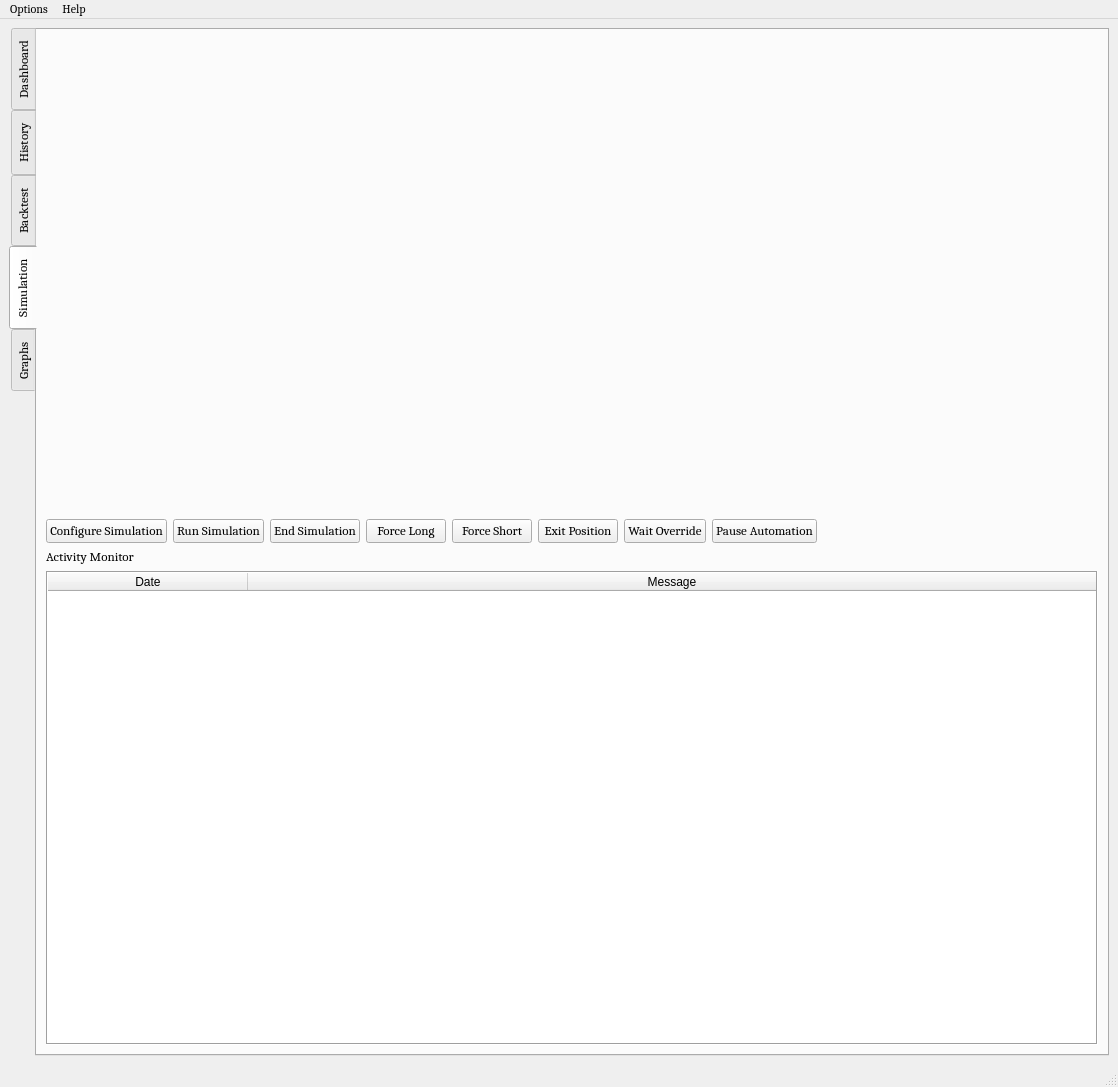
Above: UI/algobot.ui from ZENALC/algobot before the change. Below: the same form after it.
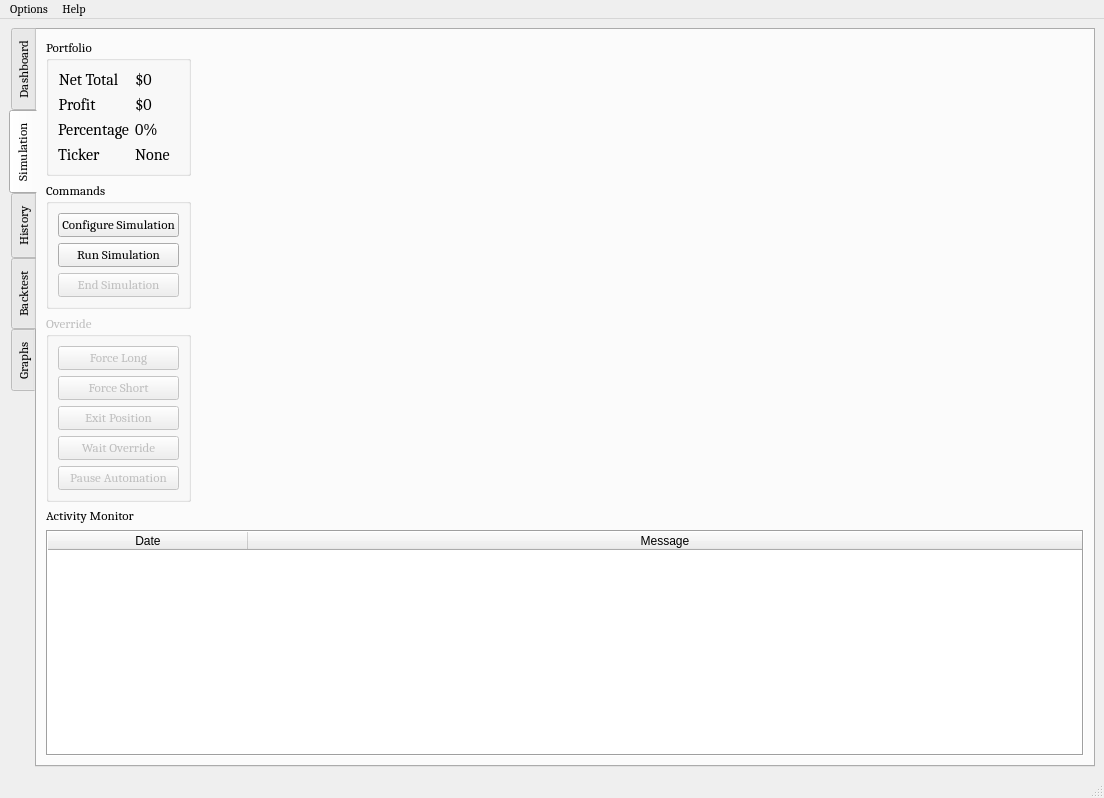
That is the form after the change. The open tabs and pages were chosen to show the change. Icons and pictures are not drawn. Custom widgets are drawn as their Qt base class.

Diff of the .ui file:
```diff
--- a/UI/algobot.ui
+++ b/UI/algobot.ui
@@ -6,8 +6,8 @@
    <rect>
     <x>0</x>
     <y>0</y>
-    <width>1118</width>
-    <height>1087</height>
+    <width>1104</width>
+    <height>798</height>
    </rect>
   </property>
   <property name="font">
@@ -455,6 +455,428 @@
         </item>
        </layout>
       </widget>
+      <widget class="QWidget" name="simulationTab">
+       <attribute name="title">
+        <string>Simulation</string>
+       </attribute>
+       <layout class="QGridLayout" name="gridLayout_3">
+        <item row="0" column="0">
+         <widget class="QGroupBox" name="groupBox_3">
+          <property name="sizePolicy">
+           <sizepolicy hsizetype="Minimum" vsizetype="Fixed">
+            <horstretch>0</horstretch>
+            <verstretch>0</verstretch>
+           </sizepolicy>
+          </property>
+          <property name="title">
+           <string>Portfolio</string>
+          </property>
+          <layout class="QFormLayout" name="formLayout_2">
+           <item row="0" column="0">
+            <widget class="QLabel" name="simulationNetTotalLabel">
+             <property name="sizePolicy">
+              <sizepolicy hsizetype="Fixed" vsizetype="Fixed">
+               <horstretch>0</horstretch>
+               <verstretch>0</verstretch>
+              </sizepolicy>
+             </property>
+             <property name="font">
+              <font>
+               <pointsize>12</pointsize>
+              </font>
+             </property>
+             <property name="text">
+              <string>Net Total</string>
+             </property>
+             <property name="alignment">
+              <set>Qt::AlignCenter</set>
+             </property>
+            </widget>
+           </item>
+           <item row="0" column="1">
+            <widget class="QLabel" name="simulationNetTotalValue">
+             <property name="sizePolicy">
+              <sizepolicy hsizetype="Fixed" vsizetype="Fixed">
+               <horstretch>0</horstretch>
+               <verstretch>0</verstretch>
+              </sizepolicy>
+             </property>
+             <property name="font">
+              <font>
+               <pointsize>12</pointsize>
+              </font>
+             </property>
+             <property name="text">
+              <string>$0</string>
+             </property>
+             <property name="alignment">
+              <set>Qt::AlignCenter</set>
+             </property>
+            </widget>
+           </item>
+           <item row="1" column="0">
+            <widget class="QLabel" name="simulationProfitLabel">
+             <property name="sizePolicy">
+              <sizepolicy hsizetype="Fixed" vsizetype="Fixed">
+               <horstretch>0</horstretch>
+               <verstretch>0</verstretch>
+              </sizepolicy>
+             </property>
+             <property name="font">
+              <font>
+               <pointsize>12</pointsize>
+              </font>
+             </property>
+             <property name="text">
+              <string>Profit</string>
+             </property>
+             <property name="alignment">
+              <set>Qt::AlignCenter</set>
+             </property>
+            </widget>
+           </item>
+           <item row="1" column="1">
+            <widget class="QLabel" name="simulationProfitValue">
+             <property name="sizePolicy">
+              <sizepolicy hsizetype="Fixed" vsizetype="Fixed">
+               <horstretch>0</horstretch>
+               <verstretch>0</verstretch>
+              </sizepolicy>
+             </property>
+             <property name="font">
+              <font>
+               <pointsize>12</pointsize>
+              </font>
+             </property>
+             <property name="text">
+              <string>$0</string>
+             </property>
+             <property name="alignment">
+              <set>Qt::AlignCenter</set>
+             </property>
+            </widget>
+           </item>
+           <item row="2" column="0">
+            <widget class="QLabel" name="simulationPercentageLabel">
+             <property name="font">
+              <font>
+               <pointsize>12</pointsize>
+              </font>
+             </property>
+             <property name="text">
+              <string>Percentage</string>
+             </property>
+            </widget>
+           </item>
+           <item row="2" column="1">
+            <widget class="QLabel" name="simulationPercentageValue">
+             <property name="font">
+              <font>
+               <pointsize>12</pointsize>
+              </font>
+             </property>
+             <property name="text">
+              <string>0%</string>
+             </property>
+            </widget>
+           </item>
+           <item row="3" column="0">
+            <widget class="QLabel" name="simulationTickerLabel">
+             <property name="font">
+              <font>
+               <pointsize>12</pointsize>
+              </font>
+             </property>
+             <property name="text">
+              <string>Ticker</string>
+             </property>
+            </widget>
+           </item>
+           <item row="3" column="1">
+            <widget class="QLabel" name="simulationTickerValue">
+             <property name="font">
+              <font>
+               <pointsize>12</pointsize>
+              </font>
+             </property>
+             <property name="text">
+              <string>None</string>
+             </property>
+            </widget>
+           </item>
+          </layout>
+         </widget>
+        </item>
+        <item row="0" column="1" rowspan="3">
+         <widget class="PlotWidget" name="simulationGraph" native="true">
+          <property name="sizePolicy">
+           <sizepolicy hsizetype="Preferred" vsizetype="Preferred">
+            <horstretch>0</horstretch>
+            <verstretch>0</verstretch>
+           </sizepolicy>
+          </property>
+          <property name="minimumSize">
+           <size>
+            <width>0</width>
+            <height>350</height>
+           </size>
+          </property>
+         </widget>
+        </item>
+        <item row="1" column="0">
+         <widget class="QGroupBox" name="groupBox_2">
+          <property name="sizePolicy">
+           <sizepolicy hsizetype="Fixed" vsizetype="Fixed">
+            <horstretch>0</horstretch>
+            <verstretch>0</verstretch>
+           </sizepolicy>
+          </property>
+          <property name="title">
+           <string>Commands</string>
+          </property>
+          <layout class="QVBoxLayout" name="verticalLayout_5">
+           <item>
+            <widget class="QPushButton" name="configureSimulationButton">
+             <property name="sizePolicy">
+              <sizepolicy hsizetype="Preferred" vsizetype="Fixed">
+               <horstretch>0</horstretch>
+               <verstretch>0</verstretch>
+              </sizepolicy>
+             </property>
+             <property name="font">
+              <font>
+               <pointsize>10</pointsize>
+              </font>
+             </property>
+             <property name="text">
+              <string>Configure Simulation</string>
+             </property>
+            </widget>
+           </item>
+           <item>
+            <widget class="QPushButton" name="runSimulationButton">
+             <property name="sizePolicy">
+              <sizepolicy hsizetype="Preferred" vsizetype="Fixed">
+               <horstretch>0</horstretch>
+               <verstretch>0</verstretch>
+              </sizepolicy>
+             </property>
+             <property name="font">
+              <font>
+               <pointsize>10</pointsize>
+              </font>
+             </property>
+             <property name="text">
+              <string>Run Simulation</string>
+             </property>
+            </widget>
+           </item>
+           <item>
+            <widget class="QPushButton" name="endSimulationButton">
+             <property name="enabled">
+              <bool>false</bool>
+             </property>
+             <property name="sizePolicy">
+              <sizepolicy hsizetype="Preferred" vsizetype="Fixed">
+               <horstretch>0</horstretch>
+               <verstretch>0</verstretch>
+              </sizepolicy>
+             </property>
+             <property name="font">
+              <font>
+               <pointsize>10</pointsize>
+              </font>
+             </property>
+             <property name="text">
+              <string>End Simulation</string>
+             </property>
+            </widget>
+           </item>
+          </layout>
+         </widget>
+        </item>
+        <item row="2" column="0">
+         <widget class="QGroupBox" name="simulationOverrideGroupBox">
+          <property name="enabled">
+           <bool>false</bool>
+          </property>
+          <property name="sizePolicy">
+           <sizepolicy hsizetype="Minimum" vsizetype="Fixed">
+            <horstretch>0</horstretch>
+            <verstretch>0</verstretch>
+           </sizepolicy>
+          </property>
+          <property name="title">
+           <string>Override</string>
+          </property>
+          <layout class="QVBoxLayout" name="verticalLayout_4">
+           <item>
+            <widget class="QPushButton" name="forceLongSimulationButton">
+             <property name="sizePolicy">
+              <sizepolicy hsizetype="Preferred" vsizetype="Fixed">
+               <horstretch>0</horstretch>
+               <verstretch>0</verstretch>
+              </sizepolicy>
+             </property>
+             <property name="font">
+              <font>
+               <pointsize>10</pointsize>
+              </font>
+             </property>
+             <property name="text">
+              <string>Force Long</string>
+             </property>
+            </widget>
+           </item>
+           <item>
+            <widget class="QPushButton" name="forceShortSimulationButton">
+             <property name="sizePolicy">
+              <sizepolicy hsizetype="Preferred" vsizetype="Fixed">
+               <horstretch>0</horstretch>
+               <verstretch>0</verstretch>
+              </sizepolicy>
+             </property>
+             <property name="font">
+              <font>
+               <pointsize>10</pointsize>
+              </font>
+             </property>
+             <property name="text">
+              <string>Force Short</string>
+             </property>
+            </widget>
+           </item>
+           <item>
+            <widget class="QPushButton" name="exitPositionSimulationButton">
+             <property name="sizePolicy">
+              <sizepolicy hsizetype="Preferred" vsizetype="Fixed">
+               <horstretch>0</horstretch>
+               <verstretch>0</verstretch>
+              </sizepolicy>
+             </property>
+             <property name="font">
+              <font>
+               <pointsize>10</pointsize>
+              </font>
+             </property>
+             <property name="text">
+              <string>Exit Position</string>
+             </property>
+            </widget>
+           </item>
+           <item>
+            <widget class="QPushButton" name="waitOverrideSimulationButton">
+             <property name="sizePolicy">
+              <sizepolicy hsizetype="Preferred" vsizetype="Fixed">
+               <horstretch>0</horstretch>
+               <verstretch>0</verstretch>
+              </sizepolicy>
+             </property>
+             <property name="font">
+              <font>
+               <pointsize>10</pointsize>
+              </font>
+             </property>
+             <property name="text">
+              <string>Wait Override</string>
+             </property>
+            </widget>
+           </item>
+           <item>
+            <widget class="QPushButton" name="pauseBotSimulationButton">
+             <property name="sizePolicy">
+              <sizepolicy hsizetype="Preferred" vsizetype="Fixed">
+               <horstretch>0</horstretch>
+               <verstretch>0</verstretch>
+              </sizepolicy>
+             </property>
+             <property name="font">
+              <font>
+               <pointsize>10</pointsize>
+              </font>
+             </property>
+             <property name="text">
+              <string>Pause Automation</string>
+             </property>
+            </widget>
+           </item>
+          </layout>
+         </widget>
+        </item>
+        <item row="3" column="0">
+         <widget class="QLabel" name="label_10">
+          <property name="sizePolicy">
+           <sizepolicy hsizetype="Preferred" vsizetype="Fixed">
+            <horstretch>0</horstretch>
+            <verstretch>0</verstretch>
+           </sizepolicy>
+          </property>
+          <property name="text">
+           <string>Activity Monitor</string>
+          </property>
+         </widget>
+        </item>
+        <item row="4" column="0" colspan="2">
+         <widget class="QTableWidget" name="simulationActivityMonitor">
+          <property name="sizePolicy">
+           <sizepolicy hsizetype="Preferred" vsizetype="Preferred">
+            <horstretch>0</horstretch>
+            <verstretch>0</verstretch>
+           </sizepolicy>
+          </property>
+          <property name="frameShape">
+           <enum>QFrame::Box</enum>
+          </property>
+          <property name="frameShadow">
+           <enum>QFrame::Sunken</enum>
+          </property>
+          <property name="showGrid">
+           <bool>true</bool>
+          </property>
+          <property name="gridStyle">
+           <enum>Qt::SolidLine</enum>
+          </property>
+          <property name="sortingEnabled">
+           <bool>true</bool>
+          </property>
+          <property name="wordWrap">
+           <bool>true</bool>
+          </property>
+          <attribute name="horizontalHeaderCascadingSectionResizes">
+           <bool>true</bool>
+          </attribute>
+          <attribute name="horizontalHeaderDefaultSectionSize">
+           <number>200</number>
+          </attribute>
+          <attribute name="horizontalHeaderStretchLastSection">
+           <bool>true</bool>
+          </attribute>
+          <attribute name="verticalHeaderVisible">
+           <bool>false</bool>
+          </attribute>
+          <attribute name="verticalHeaderCascadingSectionResizes">
+           <bool>false</bool>
+          </attribute>
+          <attribute name="verticalHeaderDefaultSectionSize">
+           <number>30</number>
+          </attribute>
+          <attribute name="verticalHeaderStretchLastSection">
+           <bool>false</bool>
+          </attribute>
+          <column>
+           <property name="text">
+            <string>Date</string>
+           </property>
+          </column>
+          <column>
+           <property name="text">
+            <string>Message</string>
+           </property>
+          </column>
+         </widget>
+        </item>
+       </layout>
+      </widget>
       <widget class="QWidget" name="historyTab">
        <attribute name="title">
         <string>History</string>
@@ -810,258 +1232,6 @@
         </item>
        </layout>
       </widget>
-      <widget class="QWidget" name="simulationTab">
-       <attribute name="title">
-        <string>Simulation</string>
-       </attribute>
-       <layout class="QGridLayout" name="gridLayout_3">
-        <item row="0" column="0" colspan="9">
-         <widget class="PlotWidget" name="simulationGraph" native="true">
-          <property name="sizePolicy">
-           <sizepolicy hsizetype="Preferred" vsizetype="Preferred">
-            <horstretch>0</horstretch>
-            <verstretch>0</verstretch>
-           </sizepolicy>
-          </property>
-          <property name="minimumSize">
-           <size>
-            <width>0</width>
-            <height>350</height>
-           </size>
-          </property>
-         </widget>
-        </item>
-        <item row="1" column="1">
-         <widget class="QPushButton" name="runSimulationButton">
-          <property name="sizePolicy">
-           <sizepolicy hsizetype="Preferred" vsizetype="Fixed">
-            <horstretch>0</horstretch>
-            <verstretch>0</verstretch>
-           </sizepolicy>
-          </property>
-          <property name="font">
-           <font>
-            <pointsize>10</pointsize>
-           </font>
-          </property>
-          <property name="text">
-           <string>Run Simulation</string>
-          </property>
-         </widget>
-        </item>
-        <item row="1" column="2">
-         <widget class="QPushButton" name="endSimulationButton">
-          <property name="sizePolicy">
-           <sizepolicy hsizetype="Preferred" vsizetype="Fixed">
-            <horstretch>0</horstretch>
-            <verstretch>0</verstretch>
-           </sizepolicy>
-          </property>
-          <property name="font">
-           <font>
-            <pointsize>10</pointsize>
-           </font>
-          </property>
-          <property name="text">
-           <string>End Simulation</string>
-          </property>
-         </widget>
-        </item>
-        <item row="1" column="0">
-         <widget class="QPushButton" name="configureSimulationButton">
-          <property name="sizePolicy">
-           <sizepolicy hsizetype="Preferred" vsizetype="Fixed">
-            <horstretch>0</horstretch>
-            <verstretch>0</verstretch>
-           </sizepolicy>
-          </property>
-          <property name="font">
-           <font>
-            <pointsize>10</pointsize>
-           </font>
-          </property>
-          <property name="text">
-           <string>Configure Simulation</string>
-          </property>
-         </widget>
-        </item>
-        <item row="1" column="3">
-         <widget class="QPushButton" name="forceLongSimulationButton">
-          <property name="sizePolicy">
-           <sizepolicy hsizetype="Preferred" vsizetype="Fixed">
-            <horstretch>0</horstretch>
-            <verstretch>0</verstretch>
-           </sizepolicy>
-          </property>
-          <property name="font">
-           <font>
-            <pointsize>10</pointsize>
-           </font>
-          </property>
-          <property name="text">
-           <string>Force Long</string>
-          </property>
-         </widget>
-        </item>
-        <item row="1" column="5">
-         <widget class="QPushButton" name="exitPositionSimulationButton">
-          <property name="sizePolicy">
-           <sizepolicy hsizetype="Preferred" vsizetype="Fixed">
-            <horstretch>0</horstretch>
-            <verstretch>0</verstretch>
-           </sizepolicy>
-          </property>
-          <property name="font">
-           <font>
-            <pointsize>10</pointsize>
-           </font>
-          </property>
-          <property name="text">
-           <string>Exit Position</string>
-          </property>
-         </widget>
-        </item>
-        <item row="1" column="4">
-         <widget class="QPushButton" name="forceShortSimulationButton">
-          <property name="sizePolicy">
-           <sizepolicy hsizetype="Preferred" vsizetype="Fixed">
-            <horstretch>0</horstretch>
-            <verstretch>0</verstretch>
-           </sizepolicy>
-          </property>
-          <property name="font">
-           <font>
-            <pointsize>10</pointsize>
-           </font>
-          </property>
-          <property name="text">
-           <string>Force Short</string>
-          </property>
-         </widget>
-        </item>
-        <item row="1" column="8">
-         <spacer name="horizontalSpacer">
-          <property name="orientation">
-           <enum>Qt::Horizontal</enum>
-          </property>
-          <property name="sizeHint" stdset="0">
-           <size>
-            <width>40</width>
-            <height>20</height>
-           </size>
-          </property>
-         </spacer>
-        </item>
-        <item row="1" column="7">
-         <widget class="QPushButton" name="pauseBotSimulationButton">
-          <property name="sizePolicy">
-           <sizepolicy hsizetype="Preferred" vsizetype="Fixed">
-            <horstretch>0</horstretch>
-            <verstretch>0</verstretch>
-           </sizepolicy>
-          </property>
-          <property name="font">
-           <font>
-            <pointsize>10</pointsize>
-           </font>
-          </property>
-          <property name="text">
-           <string>Pause Automation</string>
-          </property>
-         </widget>
-        </item>
-        <item row="1" column="6">
-         <widget class="QPushButton" name="waitOverrideSimulationButton">
-          <property name="sizePolicy">
-           <sizepolicy hsizetype="Preferred" vsizetype="Fixed">
-            <horstretch>0</horstretch>
-            <verstretch>0</verstretch>
-           </sizepolicy>
-          </property>
-          <property name="font">
-           <font>
-            <pointsize>10</pointsize>
-           </font>
-          </property>
-          <property name="text">
-           <string>Wait Override</string>
-          </property>
-         </widget>
-        </item>
-        <item row="3" column="0" colspan="9">
-         <widget class="QTableWidget" name="simulationActivityMonitor">
-          <property name="sizePolicy">
-           <sizepolicy hsizetype="Preferred" vsizetype="Preferred">
-            <horstretch>0</horstretch>
-            <verstretch>0</verstretch>
-           </sizepolicy>
-          </property>
-          <property name="frameShape">
-           <enum>QFrame::Box</enum>
-          </property>
-          <property name="frameShadow">
-           <enum>QFrame::Sunken</enum>
-          </property>
-          <property name="showGrid">
-           <bool>true</bool>
-          </property>
-          <property name="gridStyle">
-           <enum>Qt::SolidLine</enum>
-          </property>
-          <property name="sortingEnabled">
-           <bool>true</bool>
-          </property>
-          <property name="wordWrap">
-           <bool>true</bool>
-          </property>
-          <attribute name="horizontalHeaderCascadingSectionResizes">
-           <bool>true</bool>
-          </attribute>
-          <attribute name="horizontalHeaderDefaultSectionSize">
-           <number>200</number>
-          </attribute>
-          <attribute name="horizontalHeaderStretchLastSection">
-           <bool>true</bool>
-          </attribute>
-          <attribute name="verticalHeaderVisible">
-           <bool>false</bool>
-          </attribute>
-          <attribute name="verticalHeaderCascadingSectionResizes">
-           <bool>false</bool>
-          </attribute>
-          <attribute name="verticalHeaderDefaultSectionSize">
-           <number>30</number>
-          </attribute>
-          <attribute name="verticalHeaderStretchLastSection">
-           <bool>false</bool>
-          </attribute>
-          <column>
-           <property name="text">
-            <string>Date</string>
-           </property>
-          </column>
-          <column>
-           <property name="text">
-            <string>Message</string>
-           </property>
-          </column>
-         </widget>
-        </item>
-        <item row="2" column="0">
-         <widget class="QLabel" name="label_10">
-          <property name="sizePolicy">
-           <sizepolicy hsizetype="Preferred" vsizetype="Fixed">
-            <horstretch>0</horstretch>
-            <verstretch>0</verstretch>
-           </sizepolicy>
-          </property>
-          <property name="text">
-           <string>Activity Monitor</string>
-          </property>
-         </widget>
-        </item>
-       </layout>
-      </widget>
       <widget class="QWidget" name="graphTab">
        <attribute name="title">
         <string>Graphs</string>
@@ -1105,7 +1275,7 @@
     <rect>
      <x>0</x>
      <y>0</y>
-     <width>1118</width>
+     <width>1104</width>
      <height>21</height>
     </rect>
    </property>
```
Left out of the diff: 9 changed lines with no effect on the pictures.
